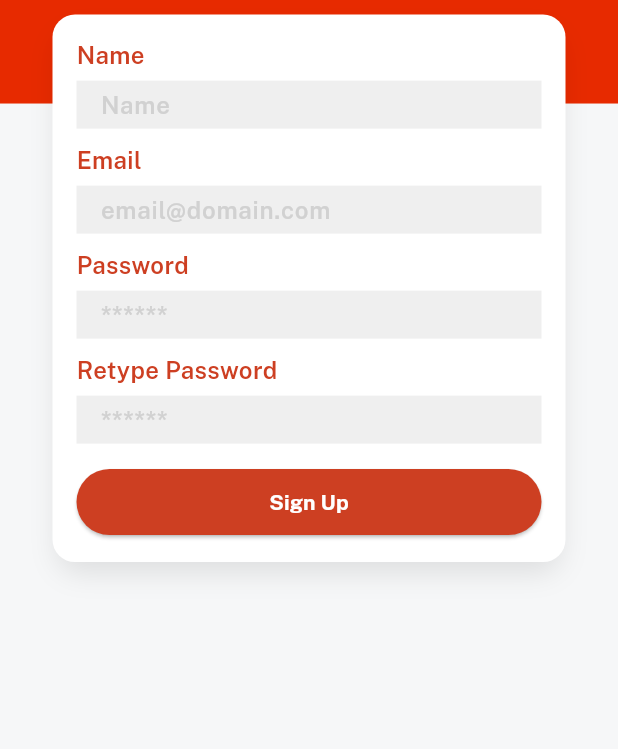
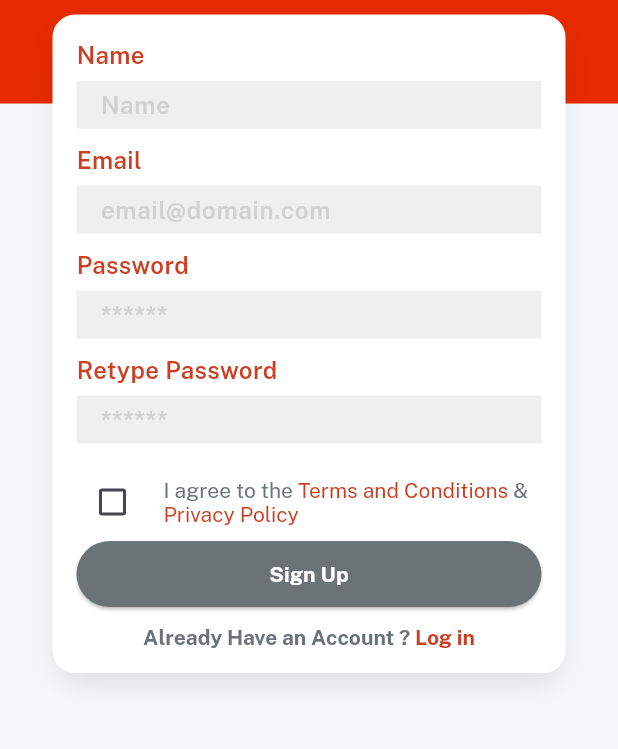
Before and after one commit to kumarv1907/sanskritimart, a Flutter app: the SignupScreen screen opened directly, on a phone screen of 412 x 824 dp, the part 328-1077 px from its top. Run offline on Flutter 3.47's test engine with Material 3 defaults, Android fonts, the phone set to English and light mode, and no system bars; our stand-ins replace get, velocity_x.

Commit message:
signup screen ui completed

```diff
--- a/lib/consts/strings.dart
+++ b/lib/consts/strings.dart
@@ -13,3 +13,6 @@ const retypepassword = 'Retype Password';
 const loginWith = "Log in with";
 const name = "Name";
 const nameHint = "Name";
+const privacyPolicy = 'Privacy Policy';
+const termandcond = 'Terms and Conditions';
+const alreadyhaveanaccount = 'Already Have an Account ?';
--- a/lib/views/auth_screen/signup_screen.dart
+++ b/lib/views/auth_screen/signup_screen.dart
@@ -1,8 +1,14 @@
 import 'package:sanskritimart/consts/consts.dart';
 
-class SignupScreen extends StatelessWidget {
+class SignupScreen extends StatefulWidget {
   const SignupScreen({super.key});
 
+  @override
+  State<SignupScreen> createState() => _SignupScreenState();
+}
+
+class _SignupScreenState extends State<SignupScreen> {
+  bool? isCheck = false;
   @override
   Widget build(BuildContext context) {
     return bgWidget(
@@ -31,10 +37,61 @@ class SignupScreen extends StatelessWidget {
                   10.heightBox,
                   customTextField(retypepassword, passwordHint),
                   15.heightBox,
-                  ourButton(() {}, redColor, whiteColor, signup)
+                  Row(
+                    children: [
+                      Checkbox(
+                          checkColor: whiteColor,
+                          activeColor: redColor,
+                          value: isCheck,
+                          onChanged: (newValue) {
+                            setState(() {
+                              isCheck = newValue;
+                            });
+                          }),
+                      10.widthBox,
+                      Expanded(
+                        child: RichText(
+                            text: const TextSpan(children: [
+                          TextSpan(
+                              text: 'I agree to the ',
+                              style: TextStyle(
+                                  fontFamily: regular, color: fontGrey)),
+                          TextSpan(
+                              text: termandcond,
+                              style: TextStyle(
+                                  fontFamily: regular, color: redColor)),
+                          TextSpan(
+                              text: ' & ',
+                              style: TextStyle(
+                                  fontFamily: regular, color: fontGrey)),
+                          TextSpan(
+                              text: privacyPolicy,
+                              style: TextStyle(
+                                  fontFamily: regular, color: redColor))
+                        ])),
+                      ),
+                    ],
+                  ),
+                  ourButton(() {}, (isCheck == false) ? fontGrey : redColor,
+                          whiteColor, signup)
                       .box
                       .width(context.screenWidth - 50)
                       .make(),
+                  10.heightBox,
+                  RichText(
+                      text: const TextSpan(children: [
+                    TextSpan(
+                        text: alreadyhaveanaccount,
+                        style: TextStyle(fontFamily: bold, color: fontGrey)),
+                    TextSpan(
+                        text: " ",
+                        style: TextStyle(fontFamily: bold, color: fontGrey)),
+                    TextSpan(
+                        text: login,
+                        style: TextStyle(fontFamily: bold, color: redColor)),
+                  ])).onTap(() {
+                    Get.back();
+                  })
                 ],
               )
                   .box
```
